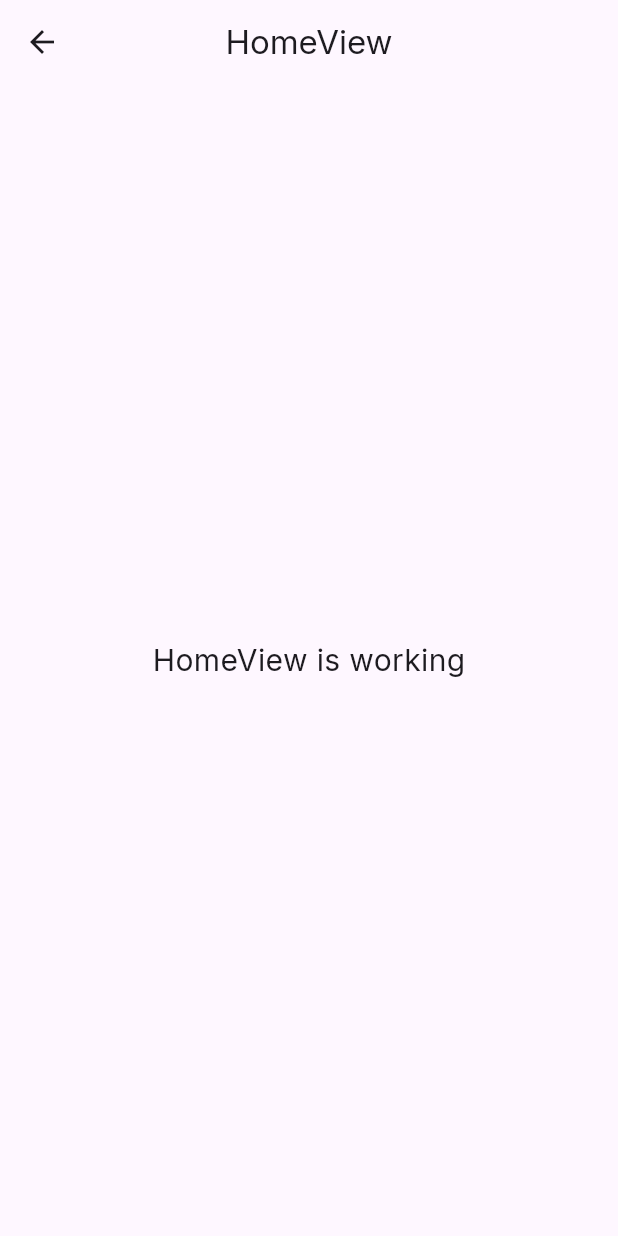
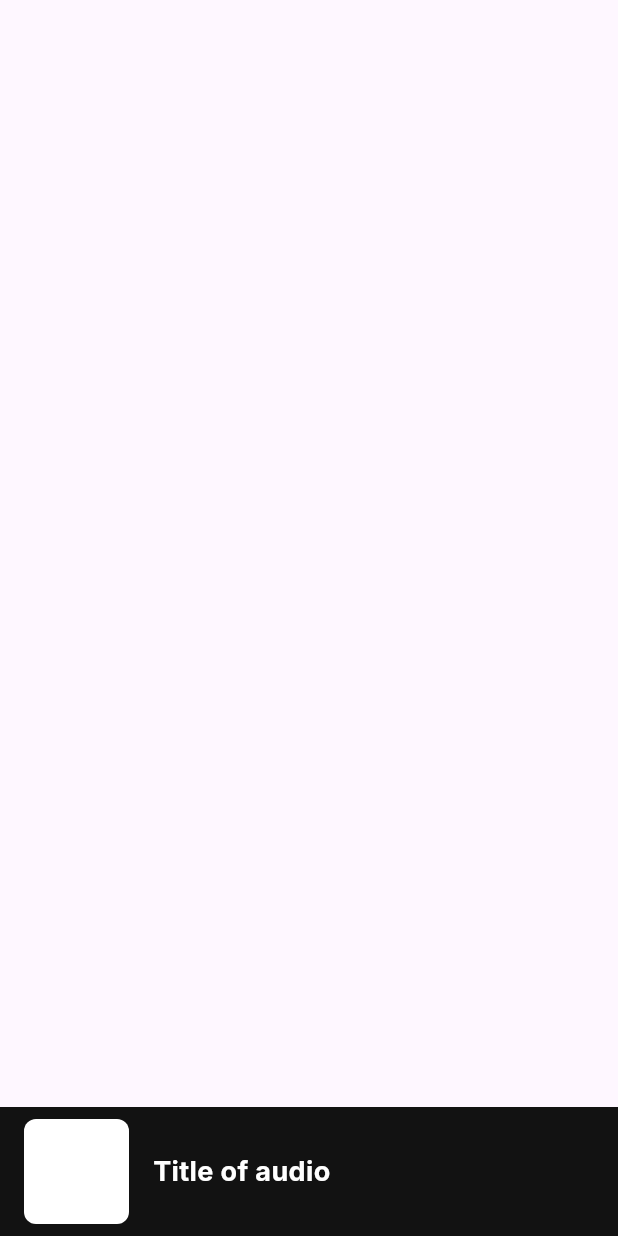
Before and after one commit to Debasish-Blr/cc-golpokotha-app, a Flutter app: the HomeView screen opened by its route, on a phone screen of 412 x 824 dp. Run offline on Flutter 3.47's test engine with Material 3 defaults, Android fonts, the phone set to English and light mode, and no system bars; our stand-ins replace dots_indicator, flutter_animate, get, google_fonts, just_audio; missing offline and left inert: audio_session.

Commit message:
first commit

```diff
--- a/lib/app/modules/home/views/home_view.dart
+++ b/lib/app/modules/home/views/home_view.dart
@@ -1,24 +1,119 @@
 import 'package:flutter/material.dart';
+import 'package:flutter/rendering.dart';
+import 'package:flutter_animate/flutter_animate.dart';
+import 'package:get/get_navigation/src/routes/default_transitions.dart';
+import 'package:golpokotha/app/modules/home/views/player.dart';
 
-import 'package:get/get.dart';
+class HomeView extends StatefulWidget {
+  const HomeView({super.key});
 
-import '../controllers/home_controller.dart';
+  @override
+  State<HomeView> createState() => _HomeViewState();
+}
 
-class HomeView extends GetView<HomeController> {
-  const HomeView({Key? key}) : super(key: key);
+class _HomeViewState extends State<HomeView> {
+  bool expanded = false;
   @override
   Widget build(BuildContext context) {
-    return Scaffold(
-      appBar: AppBar(
-        title: const Text('HomeView'),
-        centerTitle: true,
-      ),
-      body: const Center(
-        child: Text(
-          'HomeView is working',
-          style: TextStyle(fontSize: 20),
+    return LayoutBuilder(builder: (context, constraints) {
+      var h = constraints.maxHeight;
+      var w = constraints.maxWidth;
+      return Scaffold(
+        body: Stack(
+          children: [
+            Align(
+              alignment: Alignment.bottomCenter,
+              child: InkWell(
+                onTap: () {
+                  Navigator.of(context).push(
+                    CustomPageRoute(
+                      builder: (context) => const PlayerPage(),
+                    ),
+                  );
+                },
+                child: Container(
+                  height: 86,
+                  width: double.infinity,
+                  // duration: 400.ms,
+                  decoration: const BoxDecoration(
+                    color: Color(0xff121212),
+                  ),
+                  child: Padding(
+                    padding:
+                        const EdgeInsets.symmetric(horizontal: 16, vertical: 8),
+                    child: Row(
+                      children: [
+                        Hero(
+                          tag: "thumbnail",
+                          child: Container(
+                            height: 70,
+                            width: 70,
+                            decoration: BoxDecoration(
+                              color: Colors.white,
+                              borderRadius: BorderRadius.circular(8),
+                            ),
+                          ),
+                        ),
+                        const Expanded(
+                          child: Padding(
+                            padding: EdgeInsets.only(left: 16),
+                            child: Row(
+                              crossAxisAlignment: CrossAxisAlignment.center,
+                              mainAxisAlignment: MainAxisAlignment.start,
+                              children: [
+                                Hero(
+                                  tag: "title",
+                                  child: Material(
+                                    color: Colors.transparent,
+                                    child: Text(
+                                      "Title of audio",
+                                      style: TextStyle(
+                                          color: Colors.white,
+                                          fontWeight: FontWeight.bold,
+                                          fontSize: 18),
+                                    ),
+                                  ),
+                                )
+                              ],
+                            ),
+                          ),
+                        )
+                      ],
+                    ),
+                  ),
+                ),
+              ),
+            )
+          ],
         ),
-      ),
-    );
+      );
+    });
   }
 }
+
+class CustomPageRoute extends PageRouteBuilder {
+  final WidgetBuilder builder;
+
+  CustomPageRoute({required this.builder})
+      : super(
+          transitionDuration: const Duration(milliseconds: 800),
+          transitionsBuilder: (context, animation, secondaryAnimation, child) {
+            var begin = const Offset(0.0, 1.0);
+            var end = Offset.zero;
+            var curve = Curves.ease;
+
+            var tween = Tween(begin: begin, end: end).chain(
+              CurveTween(curve: curve),
+            );
+
+            var offsetAnimation = animation.drive(tween);
+
+            return SlideTransition(
+              position: offsetAnimation,
+              child: child,
+            );
+          },
+          pageBuilder: (context, animation, secondaryAnimation) =>
+              builder(context),
+        );
+}
--- a/lib/main.dart
+++ b/lib/main.dart
@@ -19,7 +19,7 @@ class GolpoKotha extends StatelessWidget {
     return GetMaterialApp(
       title: "GolpoKotha",
       debugShowCheckedModeBanner: false,
-      initialRoute: AppPages.ONBOARDING,
+      initialRoute: AppPages.HOME,
       theme: themeData,
       getPages: AppPages.routes,
     );
--- a/pubspec.yaml
+++ b/pubspec.yaml
@@ -6,12 +6,16 @@ environment:
   sdk: ">=3.3.0-143.0.dev <4.0.0"
 
 dependencies:
+  audio_session: ^0.1.18
   cupertino_icons: ^1.0.6
   dots_indicator: ^3.0.0
   flutter:
     sdk: flutter
+  flutter_animate: ^4.5.0
   get: 4.6.6
   google_fonts: ^6.2.1
+  just_audio: ^0.9.36
+  rxdart: ^0.27.7
 
 dev_dependencies:
   flutter_lints: ^3.0.0
```
Also changed, not shown: lib/app/modules/home/views/_components/player_controller.dart (added, +51 -0 lines), lib/app/modules/home/views/_components/position_data.dart (added, +7 -0 lines), lib/app/modules/home/views/player.dart (added, +224 -0 lines), pubspec.lock, 2 other files.
